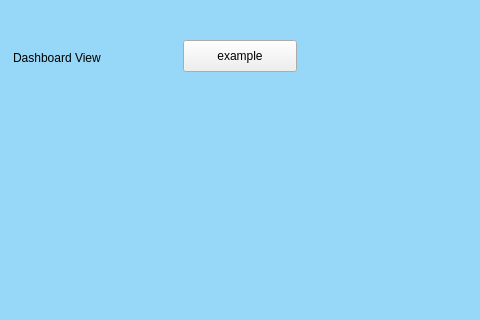
This is src/windows/mainwindow.ui in minorleaguegrayonassociates/GrayonSlam as Qt 5 draws it before an edit; both pictures show x 207 to 687 and y 0 to 320 of the 800 by 600 pixel window. The edited form follows.
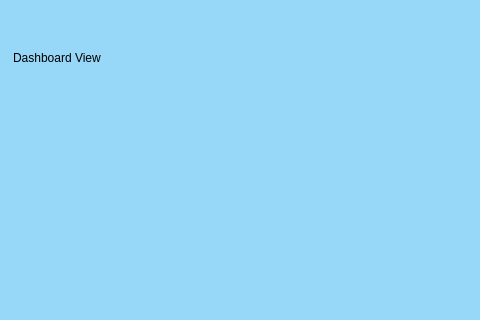
This is the edited form. Icons and pictures are not drawn.

```diff
--- a/src/windows/mainwindow.ui
+++ b/src/windows/mainwindow.ui
@@ -91,19 +91,6 @@
        <string>Dashboard View</string>
       </property>
      </widget>
-     <widget class="QPushButton" name="pushButton">
-      <property name="geometry">
-       <rect>
-        <x>300</x>
-        <y>40</y>
-        <width>114</width>
-        <height>32</height>
-       </rect>
-      </property>
-      <property name="text">
-       <string>example</string>
-      </property>
-     </widget>
     </widget>
     <widget class="QWidget" name="planVacationView">
      <property name="styleSheet">
```
